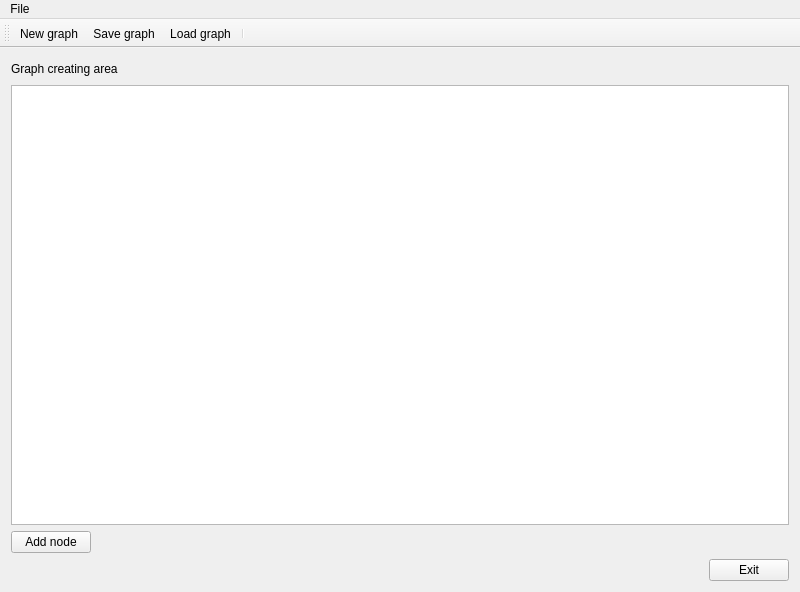
Above: Forms/mainmenu.ui from ajzenhamernikola/GiA before the change. Below: the same form after it.
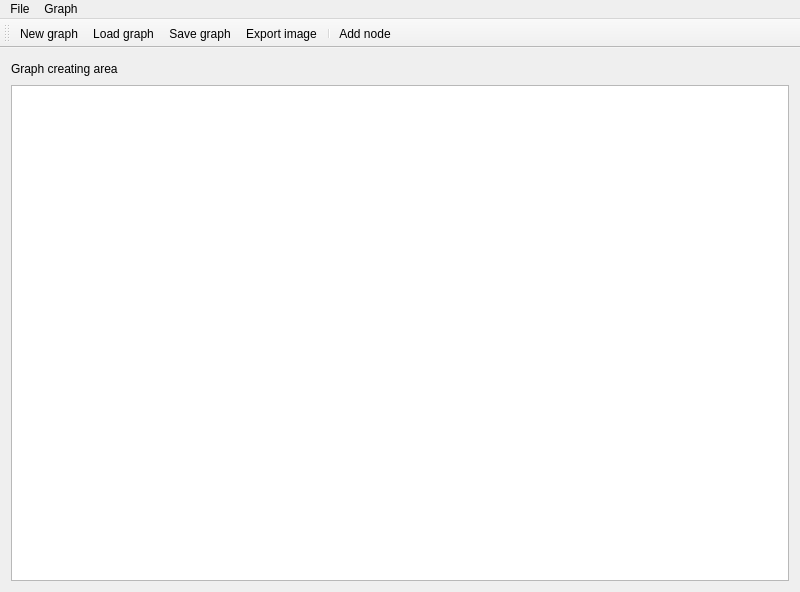
That is the form after the change. Icons and pictures are not drawn.

Diff of the .ui file:
```diff
--- a/Forms/mainmenu.ui
+++ b/Forms/mainmenu.ui
@@ -75,60 +75,6 @@
       </item>
      </layout>
     </item>
-    <item>
-     <layout class="QHBoxLayout" name="horizontalLayout_6">
-      <item>
-       <widget class="QPushButton" name="pb_addNode">
-        <property name="styleSheet">
-         <string notr="true"/>
-        </property>
-        <property name="text">
-         <string>Add node</string>
-        </property>
-       </widget>
-      </item>
-      <item>
-       <spacer name="horizontalSpacer_2">
-        <property name="orientation">
-         <enum>Qt::Horizontal</enum>
-        </property>
-        <property name="sizeHint" stdset="0">
-         <size>
-          <width>40</width>
-          <height>20</height>
-         </size>
-        </property>
-       </spacer>
-      </item>
-     </layout>
-    </item>
-    <item>
-     <layout class="QHBoxLayout" name="horizontalLayout_5">
-      <item>
-       <spacer name="horizontalSpacer_5">
-        <property name="orientation">
-         <enum>Qt::Horizontal</enum>
-        </property>
-        <property name="sizeHint" stdset="0">
-         <size>
-          <width>40</width>
-          <height>20</height>
-         </size>
-        </property>
-       </spacer>
-      </item>
-      <item>
-       <widget class="QPushButton" name="pb_exit">
-        <property name="styleSheet">
-         <string notr="true"/>
-        </property>
-        <property name="text">
-         <string>Exit</string>
-        </property>
-       </widget>
-      </item>
-     </layout>
-    </item>
    </layout>
   </widget>
   <widget class="QMenuBar" name="menuBar">
@@ -137,7 +83,7 @@
      <x>0</x>
      <y>0</y>
      <width>800</width>
-     <height>21</height>
+     <height>19</height>
     </rect>
    </property>
    <widget class="QMenu" name="menuFile">
@@ -152,7 +98,14 @@
     <addaction name="separator"/>
     <addaction name="aExit"/>
    </widget>
+   <widget class="QMenu" name="menuGraph">
+    <property name="title">
+     <string>Graph</string>
+    </property>
+    <addaction name="aAddNode"/>
+   </widget>
    <addaction name="menuFile"/>
+   <addaction name="menuGraph"/>
   </widget>
   <widget class="QToolBar" name="tb_main">
    <property name="windowTitle">
@@ -165,9 +118,11 @@
     <bool>false</bool>
    </attribute>
    <addaction name="aNewGraph"/>
-   <addaction name="aSaveGraph"/>
    <addaction name="aLoadGraph"/>
+   <addaction name="aSaveGraph"/>
+   <addaction name="aExportImage"/>
    <addaction name="separator"/>
+   <addaction name="aAddNode"/>
   </widget>
   <action name="aNewGraph">
    <property name="icon">
@@ -227,6 +182,18 @@
     <string>Ctrl+L</string>
    </property>
   </action>
+  <action name="aAddNode">
+   <property name="icon">
+    <iconset resource="../Resources/imageresources.qrc">
+     <normaloff>:/icons/add.png</normaloff>:/icons/add.png</iconset>
+   </property>
+   <property name="text">
+    <string>Add node</string>
+   </property>
+   <property name="toolTip">
+    <string>Add a new node to the graph</string>
+   </property>
+  </action>
  </widget>
  <layoutdefault spacing="6" margin="11"/>
  <resources>
```
Left out of the diff: 23 changed lines with no effect on the pictures.
